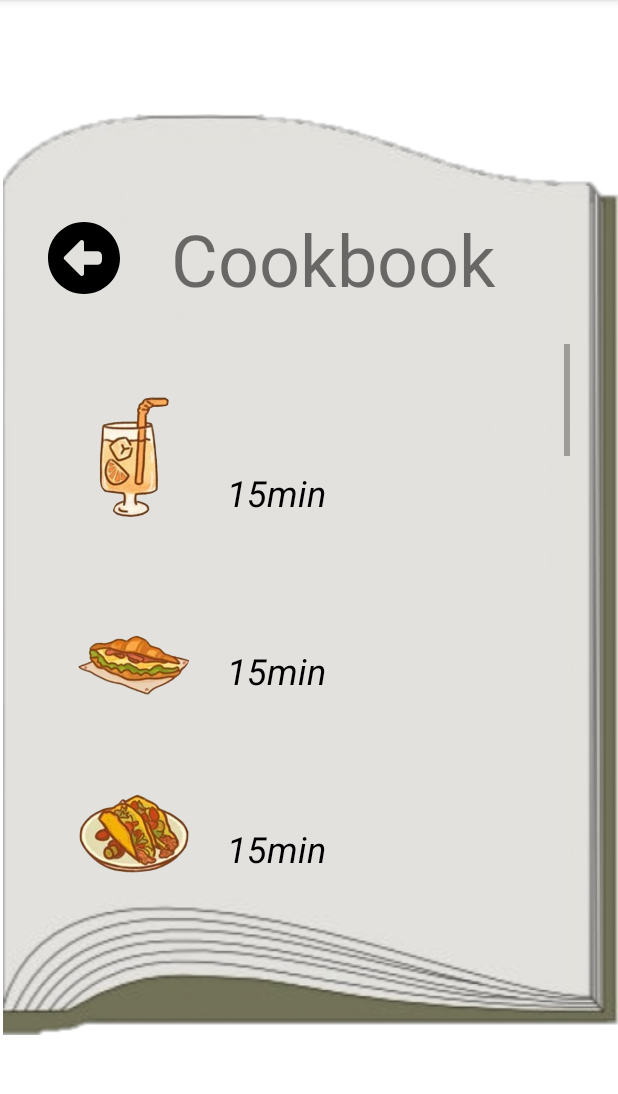
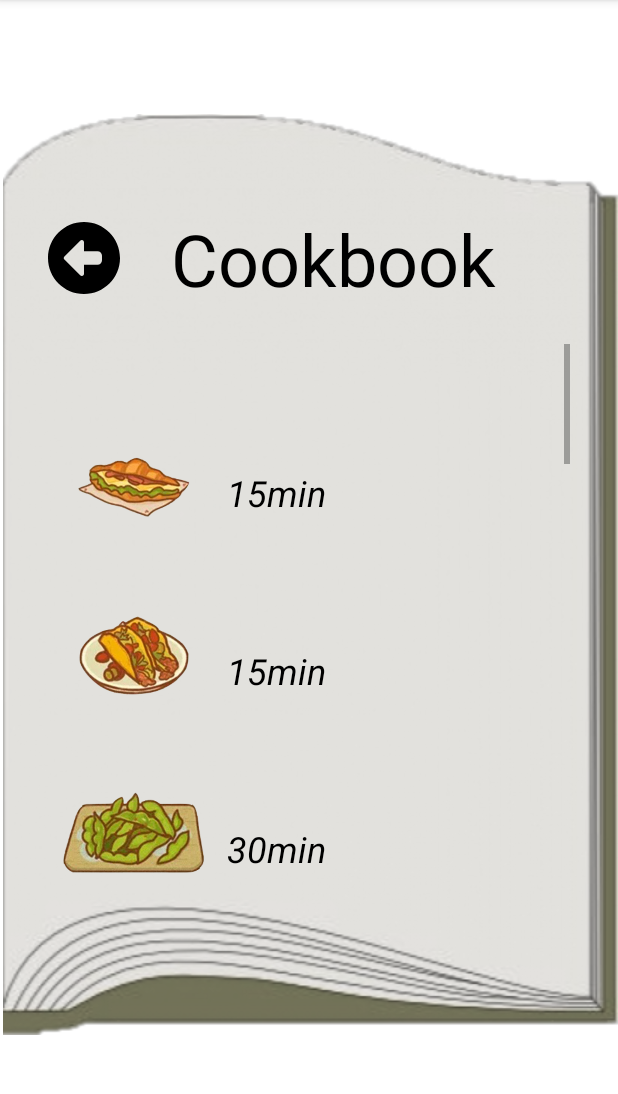
Before and after one commit to SusBhh/study-app, an Android app: the CookbookActivity screen opened directly, with no data from a screen before it, on a phone screen of 412 x 824 dp, the part 84-1178 px from its top. Run offline under Robolectric (Android 15) with nearby library versions, the phone set to English and light mode, and no system bars.

Commit message:
Added visual changes, cleaned up obsolete onClick functions in Cookbook

```diff
--- a/app/src/main/java/com/example/tidbit_astudyapp/CookbookActivity.java
+++ b/app/src/main/java/com/example/tidbit_astudyapp/CookbookActivity.java
@@ -5,13 +5,28 @@ import androidx.appcompat.app.AppCompatActivity;
 import android.os.Bundle;
 import android.util.Log;
 import android.view.View;
+import android.widget.TextView;
+
+import org.w3c.dom.Text;
+
+import java.util.Vector;
 
 public class CookbookActivity extends AppCompatActivity {
+
+    private ShelfActivity shelfActivity;
+//    private Vector<TextView> foodInfoTextViewList = new Vector<TextView>(shelfActivity.getFoodsList().size());
 
     @Override
     protected void onCreate(Bundle savedInstanceState) {
         super.onCreate(savedInstanceState);
         setContentView(R.layout.activity_cookbook);
+
+//        int timeCount = 0;
+//        for(int i = 0; i <= shelfActivity.getFoodsList().size(); i++) {
+//            TextView tempFoodInfo = findViewById(R.id.);
+//            foodInfoTextViewList.add(tempFoodInfo);
+//        }
+
     }
     public void onBackPressed(View view) {
         Log.d("Example: ", "Clicked back");
--- a/app/src/main/java/com/example/tidbit_astudyapp/ShelfActivity.java
+++ b/app/src/main/java/com/example/tidbit_astudyapp/ShelfActivity.java
@@ -27,7 +27,7 @@ public class ShelfActivity extends AppCompatActivity {
     private Sensor sensorLight;
 
     // Foods array
-    private Vector<FoodItem> FoodsList = new Vector<FoodItem>(15);
+    private Vector<FoodItem> FoodsList = new Vector<FoodItem>(14);
 
     @Override
     protected void onCreate(Bundle savedInstanceState) {
@@ -95,4 +95,8 @@ public class ShelfActivity extends AppCompatActivity {
         Intent myIntent = new Intent(getBaseContext(), ProfileActivity.class);
         startActivity(myIntent);
     }
+
+    public Vector<FoodItem> getFoodsList() {
+        return this.FoodsList;
+    }
 }
--- /dev/null
+++ b/app/src/main/res/drawable/back_button_black.xml
@@ -0,0 +1,9 @@
+<vector xmlns:android="http://schemas.android.com/apk/res/android"
+    android:width="512dp"
+    android:height="512dp"
+    android:viewportWidth="512"
+    android:viewportHeight="512">
+  <path
+      android:fillColor="#FF000000"
+      android:pathData="M512,256C512,114.6 397.4,0 256,0S0,114.6 0,256S114.6,512 256,512s256,-114.6 256,-256zM116.7,244.7l112,-112c4.6,-4.6 11.5,-5.9 17.4,-3.5s9.9,8.3 9.9,14.8l0,64 96,0c17.7,0 32,14.3 32,32l0,32c0,17.7 -14.3,32 -32,32l-96,0 0,64c0,6.5 -3.9,12.3 -9.9,14.8s-12.9,1.1 -17.4,-3.5l-112,-112c-6.2,-6.2 -6.2,-16.4 0,-22.6z"/>
+</vector>
--- a/app/src/main/res/layout/activity_cookbook.xml
+++ b/app/src/main/res/layout/activity_cookbook.xml
@@ -29,10 +29,12 @@
         android:onClick="onBackPressed"
         app:layout_constraintStart_toStartOf="parent"
         app:layout_constraintTop_toTopOf="@+id/imageView"
-        app:srcCompat="@drawable/back_button" />
+        app:srcCompat="@drawable/back_button_black"
+        android:forceDarkAllowed="true"/>
 
     <TextView
         android:id="@+id/cookbook_title_textview"
+        android:textColor="@android:color/black"
         android:layout_width="wrap_content"
         android:layout_height="wrap_content"
         android:layout_marginStart="64dp"
@@ -84,61 +86,17 @@
                     android:orientation="horizontal">
 
                     <ImageView
-                        android:id="@+id/imageView1"
-                        android:layout_width="100dp"
-                        android:layout_height="100dp"
-                        android:layout_gravity="left"
-                        android:background="@null"
-                        android:onClick="onTimerPressed"
-                        android:scaleType="fitXY"
-                        app:srcCompat="@drawable/f1"
-                        tools:ignore="SpeakableTextPresentCheck" />
-
-                    <TextView
-                        android:layout_width="wrap_content"
-                        android:layout_height="wrap_content"
-                        android:layout_gravity="bottom"
-                        android:layout_marginLeft="12dp"
-                        android:text="15min"
-                        android:textAlignment="gravity"
-                        android:textColor="@android:color/black"
-                        android:textSize="24sp"
-                        android:textStyle="italic" />
-                </LinearLayout>
-
-
-            </androidx.cardview.widget.CardView>
-            <androidx.cardview.widget.CardView
-                android:layout_width="match_parent"
-                android:layout_height="wrap_content"
-                android:layout_rowWeight="1"
-                android:layout_columnWeight="1"
-                android:layout_marginLeft="12dp"
-                android:layout_marginRight="24dp"
-                android:layout_marginTop="12dp"
-                android:backgroundTint="@android:color/transparent"
-                app:cardCornerRadius="8dp"
-                app:cardElevation="0dp">
-
-                <LinearLayout
-                    android:layout_width="match_parent"
-                    android:layout_height="wrap_content"
-                    android:layout_gravity="center_horizontal|bottom"
-                    android:layout_margin="3dp"
-                    android:orientation="horizontal">
-
-                    <ImageView
                         android:id="@+id/imageView2"
                         android:layout_width="100dp"
                         android:layout_height="100dp"
                         android:layout_gravity="left"
                         android:background="@null"
-                        android:onClick="onTimerPressed"
                         android:scaleType="fitXY"
                         app:srcCompat="@drawable/f2"
                         tools:ignore="SpeakableTextPresentCheck" />
 
                     <TextView
+                        android:id="@+id/foodItem2"
                         android:layout_width="wrap_content"
                         android:layout_height="wrap_content"
                         android:layout_gravity="bottom"
@@ -177,12 +135,12 @@
                         android:layout_height="100dp"
                         android:layout_gravity="left"
                         android:background="@null"
-                        android:onClick="onTimerPressed"
                         android:scaleType="fitXY"
                         app:srcCompat="@drawable/f3"
                         tools:ignore="SpeakableTextPresentCheck" />
 
                     <TextView
+                        android:id="@+id/foodItem3"
                         android:layout_width="wrap_content"
                         android:layout_height="wrap_content"
                         android:layout_gravity="bottom"
@@ -222,12 +180,12 @@
                         android:layout_height="100dp"
                         android:layout_gravity="left"
                         android:background="@null"
-                        android:onClick="onTimerPressed"
                         android:scaleType="fitXY"
                         app:srcCompat="@drawable/f4"
                         tools:ignore="SpeakableTextPresentCheck" />
 
                     <TextView
+                        android:id="@+id/foodItem4"
                         android:layout_width="wrap_content"
                         android:layout_height="wrap_content"
                         android:layout_gravity="bottom"
@@ -266,12 +224,12 @@
                         android:layout_height="100dp"
                         android:layout_gravity="left"
                         android:background="@null"
-                        android:onClick="onTimerPressed"
                         android:scaleType="fitXY"
                         app:srcCompat="@drawable/f5"
                         tools:ignore="SpeakableTextPresentCheck" />
 
                     <TextView
+                        android:id="@+id/foodItem5"
                         android:layout_width="wrap_content"
                         android:layout_height="wrap_content"
                         android:layout_gravity="bottom"
@@ -310,12 +268,12 @@
                         android:layout_height="100dp"
                         android:layout_gravity="left"
                         android:background="@null"
-                        android:onClick="onTimerPressed"
                         android:scaleType="fitXY"
                         app:srcCompat="@drawable/f6"
                         tools:ignore="SpeakableTextPresentCheck" />
 
                     <TextView
+                        android:id="@+id/foodItem6"
                         android:layout_width="wrap_content"
                         android:layout_height="wrap_content"
                         android:layout_gravity="bottom"
@@ -355,12 +313,12 @@
                         android:layout_height="100dp"
                         android:layout_gravity="left"
                         android:background="@null"
-                        android:onClick="onTimerPressed"
                         android:scaleType="fitXY"
                         app:srcCompat="@drawable/f7"
                         tools:ignore="SpeakableTextPresentCheck" />
 
                     <TextView
+                        android:id="@+id/foodItem7"
                         android:layout_width="wrap_content"
                         android:layout_height="wrap_content"
                         android:layout_gravity="bottom"
@@ -399,12 +357,12 @@
                         android:layout_height="100dp"
                         android:layout_gravity="left"
                         android:background="@null"
-                        android:onClick="onTimerPressed"
                         android:scaleType="fitXY"
                         app:srcCompat="@drawable/f8"
                         tools:ignore="SpeakableTextPresentCheck" />
 
                     <TextView
+                        android:id="@+id/foodItem8"
                         android:layout_width="wrap_content"
                         android:layout_height="wrap_content"
                         android:layout_gravity="bottom"
@@ -443,12 +401,12 @@
                         android:layout_height="100dp"
                         android:layout_gravity="left"
                         android:background="@null"
-                        android:onClick="onTimerPressed"
                         android:scaleType="fitXY"
                         app:srcCompat="@drawable/f9"
                         tools:ignore="SpeakableTextPresentCheck" />
 
                     <TextView
+                        android:id="@+id/foodItem9"
                         android:layout_width="wrap_content"
                         android:layout_height="wrap_content"
                         android:layout_gravity="bottom"
@@ -488,12 +446,12 @@
                         android:layout_height="100dp"
                         android:layout_gravity="left"
                         android:background="@null"
-                        android:onClick="onTimerPressed"
                         android:scaleType="fitXY"
                         app:srcCompat="@drawable/f10"
                         tools:ignore="SpeakableTextPresentCheck" />
 
                     <TextView
+                        android:id="@+id/foodItem10"
                         android:layout_width="wrap_content"
                         android:layout_height="wrap_content"
                         android:layout_gravity="bottom"
@@ -532,12 +490,12 @@
                         android:layout_height="100dp"
                         android:layout_gravity="left"
                         android:background="@null"
-                        android:onClick="onTimerPressed"
                         android:scaleType="fitXY"
                         app:srcCompat="@drawable/f11"
                         tools:ignore="SpeakableTextPresentCheck" />
 
                     <TextView
+                        android:id="@+id/foodItem11"
                         android:layout_width="wrap_content"
                         android:layout_height="wrap_content"
                         android:layout_gravity="bottom"
@@ -576,12 +534,12 @@
                         android:layout_height="100dp"
                         android:layout_gravity="left"
                         android:background="@null"
-                        android:onClick="onTimerPressed"
                         android:scaleType="fitXY"
                         app:srcCompat="@drawable/f12"
                         tools:ignore="SpeakableTextPresentCheck" />
 
                     <TextView
+                        android:id="@+id/foodItem12"
                         android:layout_width="wrap_content"
                         android:layout_height="wrap_content"
                         android:layout_gravity="bottom"
@@ -621,12 +579,12 @@
                         android:layout_height="100dp"
                         android:layout_gravity="left"
                         android:background="@null"
-                        android:onClick="onTimerPressed"
                         android:scaleType="fitXY"
                         app:srcCompat="@drawable/f13"
                         tools:ignore="SpeakableTextPresentCheck" />
 
                     <TextView
+                        android:id="@+id/foodItem13"
                         android:layout_width="wrap_content"
                         android:layout_height="wrap_content"
                         android:layout_gravity="bottom"
@@ -665,12 +623,12 @@
                         android:layout_height="100dp"
                         android:layout_gravity="left"
                         android:background="@null"
-                        android:onClick="onTimerPressed"
                         android:scaleType="fitXY"
                         app:srcCompat="@drawable/f14"
                         tools:ignore="SpeakableTextPresentCheck" />
 
                     <TextView
+                        android:id="@+id/foodItem14"
                         android:layout_width="wrap_content"
                         android:layout_height="wrap_content"
                         android:layout_gravity="bottom"
@@ -709,12 +667,12 @@
                         android:layout_height="100dp"
                         android:layout_gravity="left"
                         android:background="@null"
-                        android:onClick="onTimerPressed"
                         android:scaleType="fitXY"
                         app:srcCompat="@drawable/f15"
                         tools:ignore="SpeakableTextPresentCheck" />
 
                     <TextView
+                        android:id="@+id/foodItem15"
                         android:layout_width="wrap_content"
                         android:layout_height="wrap_content"
                         android:layout_gravity="bottom"
--- a/app/src/main/res/layout/activity_timer.xml
+++ b/app/src/main/res/layout/activity_timer.xml
@@ -76,7 +76,6 @@
         android:layout_marginEnd="130dp"
         android:layout_marginBottom="200dp"
         android:text="00:00"
-        android:textColor="@android:color/black"
         android:textSize="60sp"
         app:layout_constraintBottom_toBottomOf="parent"
         app:layout_constraintEnd_toEndOf="parent"
```
